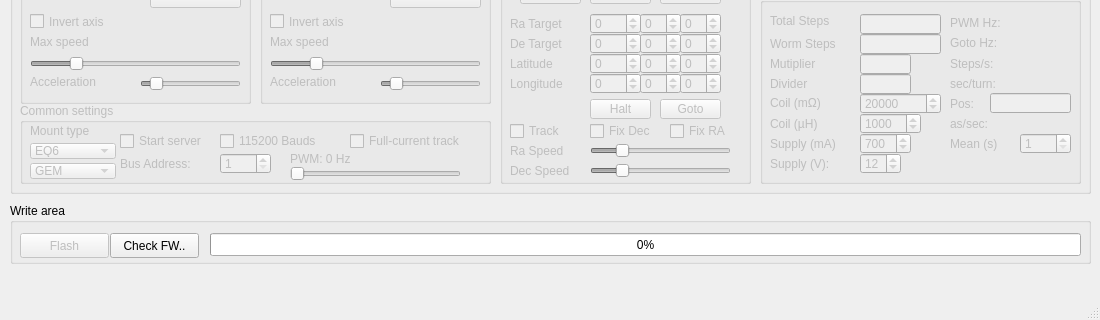
ahp-electronics/gt-configurator, file mainwindow.ui: the form before one commit; both pictures show x 0 to 1100 and y 337 to 657 of the 1100 by 657 pixel window.
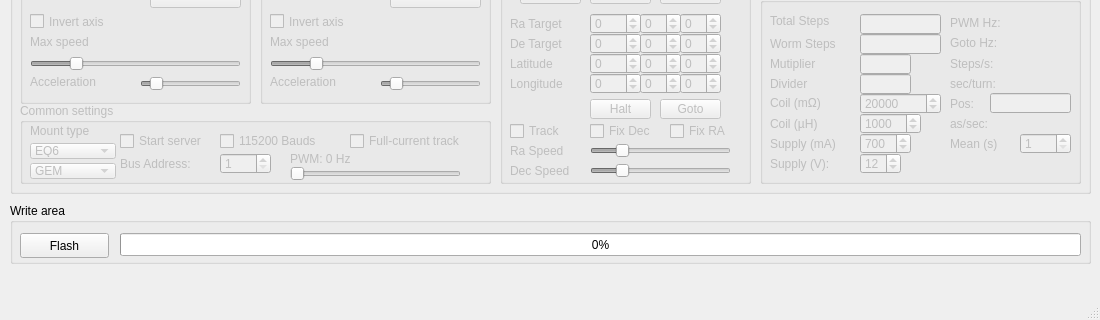
The form after the commit.

Commit message: Just flash the embedded firmware

The edit to the form file:
```diff
--- a/mainwindow.ui
+++ b/mainwindow.ui
@@ -2423,7 +2423,7 @@
     </property>
     <widget class="QPushButton" name="Write">
      <property name="enabled">
-      <bool>false</bool>
+      <bool>true</bool>
      </property>
      <property name="geometry">
       <rect>
@@ -2440,9 +2440,9 @@
     <widget class="QProgressBar" name="progress">
      <property name="geometry">
       <rect>
-       <x>200</x>
+       <x>110</x>
        <y>30</y>
-       <width>871</width>
+       <width>961</width>
        <height>23</height>
       </rect>
      </property>
@@ -2450,19 +2450,6 @@
       <number>0</number>
      </property>
     </widget>
-    <widget class="QPushButton" name="LoadFW">
-     <property name="geometry">
-      <rect>
-       <x>100</x>
-       <y>30</y>
-       <width>89</width>
-       <height>25</height>
-      </rect>
-     </property>
-     <property name="text">
-      <string>Check FW..</string>
-     </property>
-    </widget>
    </widget>
   </widget>
   <widget class="QMenuBar" name="menubar">
```
The commit also changes 2 other files.
